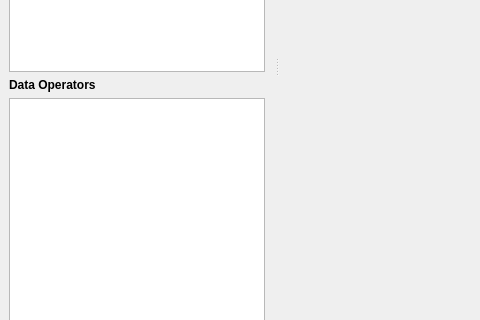
Before: the Qt Designer form MainWindow.ui in OpenChemistry/tomviz, drawn with Qt 5; both pictures show x 0 to 480 and y 313 to 633 of the 1024 by 768 pixel window.
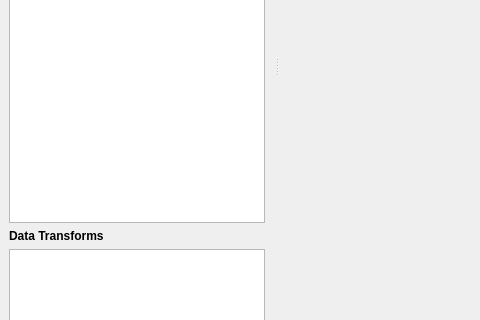
After: the same form once the commit is applied. Icons and pictures are not drawn. Custom widgets are drawn as their Qt base class.

The edit to the form file:
```diff
--- a/MainWindow.ui
+++ b/MainWindow.ui
@@ -81,7 +81,7 @@
     <number>1</number>
    </attribute>
    <widget class="QWidget" name="pipelineBrowserWidget">
-    <layout class="QVBoxLayout" name="verticalLayout">
+    <layout class="QVBoxLayout" name="verticalLayout" stretch="0,3,0,1">
      <item>
       <widget class="QLabel" name="label">
        <property name="text">
@@ -130,7 +130,7 @@
      <item>
       <widget class="QLabel" name="label_2">
        <property name="text">
-        <string>&lt;html&gt;&lt;head/&gt;&lt;body&gt;&lt;p&gt;&lt;span style=&quot; font-weight:600;&quot;&gt;Data Operators&lt;/span&gt;&lt;/p&gt;&lt;/body&gt;&lt;/html&gt;</string>
+        <string>&lt;html&gt;&lt;head/&gt;&lt;body&gt;&lt;p&gt;&lt;span style=&quot; font-weight:600;&quot;&gt;Data Transforms&lt;/span&gt;&lt;/p&gt;&lt;/body&gt;&lt;/html&gt;</string>
        </property>
       </widget>
      </item>
```
